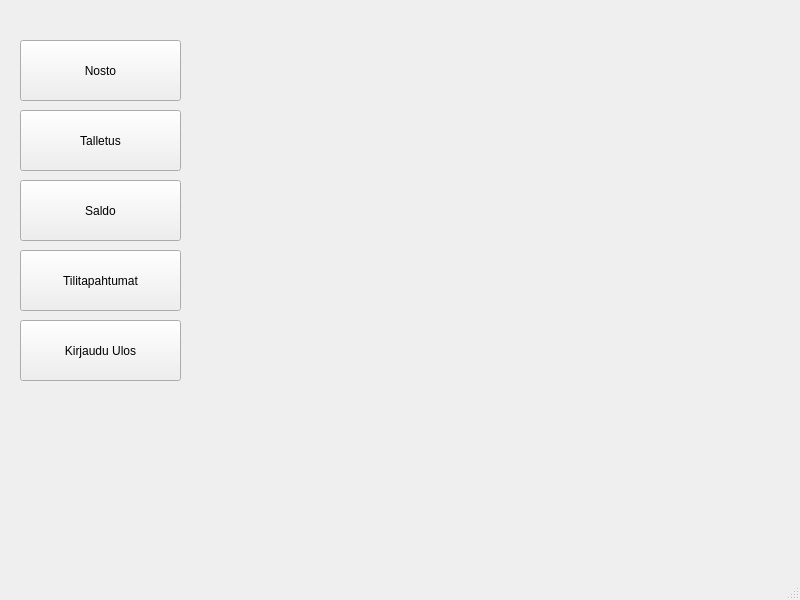
This is bank-automat/bankmenuwindow.ui in Haarmes/Bankautomat-Project as Qt 5 draws it before an edit. The edited form follows.
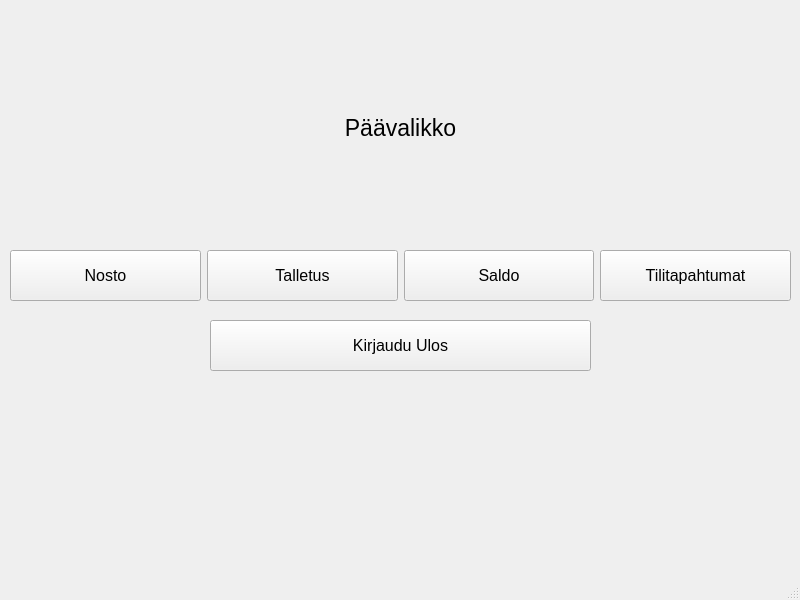
This is the edited form.

Commit message: Transactionwindow lisätty, backend - bankdatabase yhteydet muokattu toimiviksi ja transactionHistory proseduuria muokattu

```diff
--- a/bank-automat/bankmenuwindow.ui
+++ b/bank-automat/bankmenuwindow.ui
@@ -10,74 +10,161 @@
     <height>600</height>
    </rect>
   </property>
+  <property name="sizePolicy">
+   <sizepolicy hsizetype="Maximum" vsizetype="Maximum">
+    <horstretch>0</horstretch>
+    <verstretch>0</verstretch>
+   </sizepolicy>
+  </property>
   <property name="windowTitle">
    <string>MainWindow</string>
   </property>
   <widget class="QWidget" name="centralwidget">
-   <widget class="QPushButton" name="btnBalance">
+   <widget class="QLabel" name="bankMenuLabel">
     <property name="geometry">
      <rect>
-      <x>20</x>
-      <y>180</y>
-      <width>161</width>
-      <height>61</height>
+      <x>10</x>
+      <y>10</y>
+      <width>781</width>
+      <height>131</height>
      </rect>
     </property>
-    <property name="text">
-     <string>Saldo</string>
+    <property name="sizePolicy">
+     <sizepolicy hsizetype="Minimum" vsizetype="Fixed">
+      <horstretch>0</horstretch>
+      <verstretch>0</verstretch>
+     </sizepolicy>
     </property>
-   </widget>
-   <widget class="QPushButton" name="transaction">
-    <property name="geometry">
-     <rect>
-      <x>20</x>
-      <y>250</y>
-      <width>161</width>
-      <height>61</height>
-     </rect>
+    <property name="font">
+     <font>
+      <pointsize>17</pointsize>
+     </font>
     </property>
     <property name="text">
-     <string>Tilitapahtumat</string>
+     <string>Päävalikko</string>
     </property>
-   </widget>
-   <widget class="QPushButton" name="btnWithdraw">
-    <property name="geometry">
-     <rect>
-      <x>20</x>
-      <y>40</y>
-      <width>161</width>
-      <height>61</height>
-     </rect>
+    <property name="alignment">
+     <set>Qt::AlignBottom|Qt::AlignHCenter</set>
     </property>
-    <property name="text">
-     <string>Nosto</string>
-    </property>
    </widget>
    <widget class="QPushButton" name="logout">
     <property name="geometry">
      <rect>
-      <x>20</x>
+      <x>210</x>
       <y>320</y>
-      <width>161</width>
-      <height>61</height>
+      <width>381</width>
+      <height>51</height>
      </rect>
     </property>
+    <property name="sizePolicy">
+     <sizepolicy hsizetype="Preferred" vsizetype="Minimum">
+      <horstretch>0</horstretch>
+      <verstretch>0</verstretch>
+     </sizepolicy>
+    </property>
+    <property name="font">
+     <font>
+      <pointsize>12</pointsize>
+      <bold>false</bold>
+     </font>
+    </property>
     <property name="text">
      <string>Kirjaudu Ulos</string>
     </property>
    </widget>
-   <widget class="QPushButton" name="btnDeposit">
+   <widget class="QWidget" name="">
     <property name="geometry">
      <rect>
-      <x>20</x>
-      <y>110</y>
-      <width>161</width>
-      <height>61</height>
+      <x>10</x>
+      <y>250</y>
+      <width>781</width>
+      <height>51</height>
      </rect>
     </property>
-    <property name="text">
-     <string>Talletus</string>
-    </property>
+    <layout class="QVBoxLayout" name="verticalLayout">
+     <item>
+      <layout class="QHBoxLayout" name="horizontalLayout">
+       <item>
+        <widget class="QPushButton" name="btnWithdraw">
+         <property name="sizePolicy">
+          <sizepolicy hsizetype="Preferred" vsizetype="Preferred">
+           <horstretch>0</horstretch>
+           <verstretch>0</verstretch>
+          </sizepolicy>
+         </property>
+         <property name="font">
+          <font>
+           <pointsize>12</pointsize>
+          </font>
+         </property>
+         <property name="text">
+          <string>Nosto</string>
+         </property>
+        </widget>
+       </item>
+       <item>
+        <widget class="QPushButton" name="btnDeposit">
+         <property name="sizePolicy">
+          <sizepolicy hsizetype="Preferred" vsizetype="Preferred">
+           <horstretch>0</horstretch>
+           <verstretch>0</verstretch>
+          </sizepolicy>
+         </property>
+         <property name="minimumSize">
+          <size>
+           <width>0</width>
+           <height>0</height>
+          </size>
+         </property>
+         <property name="font">
+          <font>
+           <pointsize>12</pointsize>
+          </font>
+         </property>
+         <property name="text">
+          <string>Talletus</string>
+         </property>
+        </widget>
+       </item>
+       <item>
+        <widget class="QPushButton" name="btnBalance">
+         <property name="sizePolicy">
+          <sizepolicy hsizetype="Preferred" vsizetype="Preferred">
+           <horstretch>0</horstretch>
+           <verstretch>0</verstretch>
+          </sizepolicy>
+         </property>
+         <property name="font">
+          <font>
+           <pointsize>12</pointsize>
+          </font>
+         </property>
+         <property name="text">
+          <string>Saldo</string>
+         </property>
+        </widget>
+       </item>
+       <item>
+        <widget class="QPushButton" name="btnTransaction">
+         <property name="sizePolicy">
+          <sizepolicy hsizetype="Preferred" vsizetype="Preferred">
+           <horstretch>0</horstretch>
+           <verstretch>0</verstretch>
+          </sizepolicy>
+         </property>
+         <property name="font">
+          <font>
+           <pointsize>12</pointsize>
+          </font>
+         </property>
+         <property name="text">
+          <string>Tilitapahtumat</string>
+         </property>
+        </widget>
+       </item>
+      </layout>
+     </item>
+    </layout>
    </widget>
   </widget>
   <widget class="QMenuBar" name="menubar">
```
Left out of the diff: 4 changed lines with no effect on the pictures. The commit also changes 10 other files.
